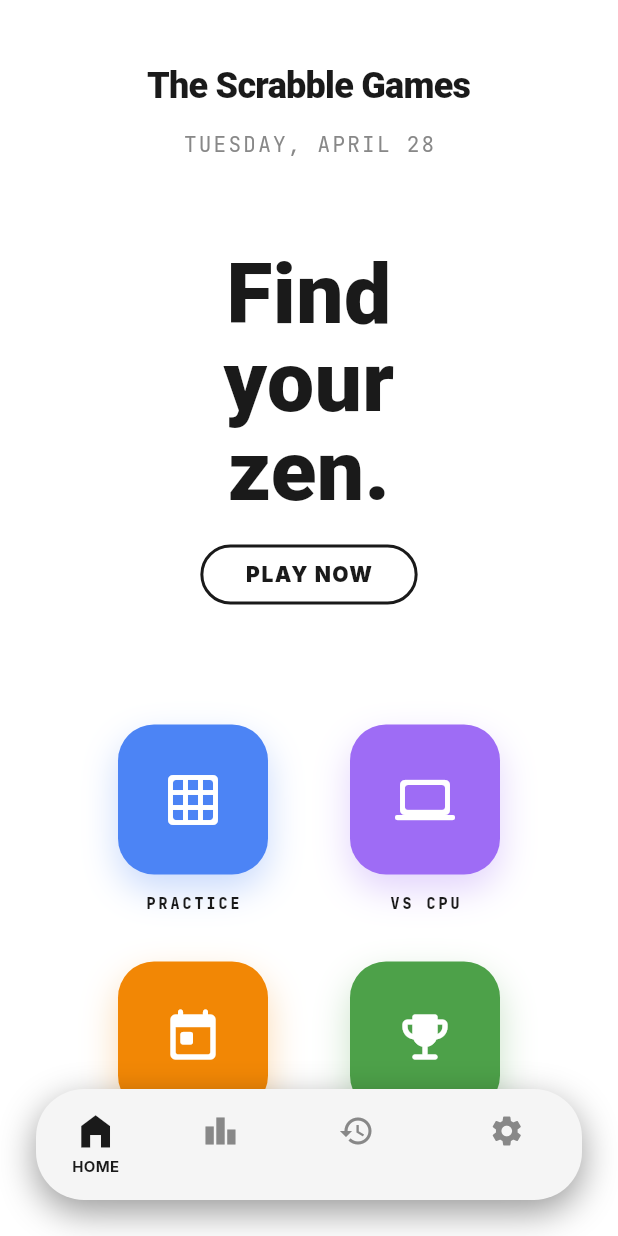
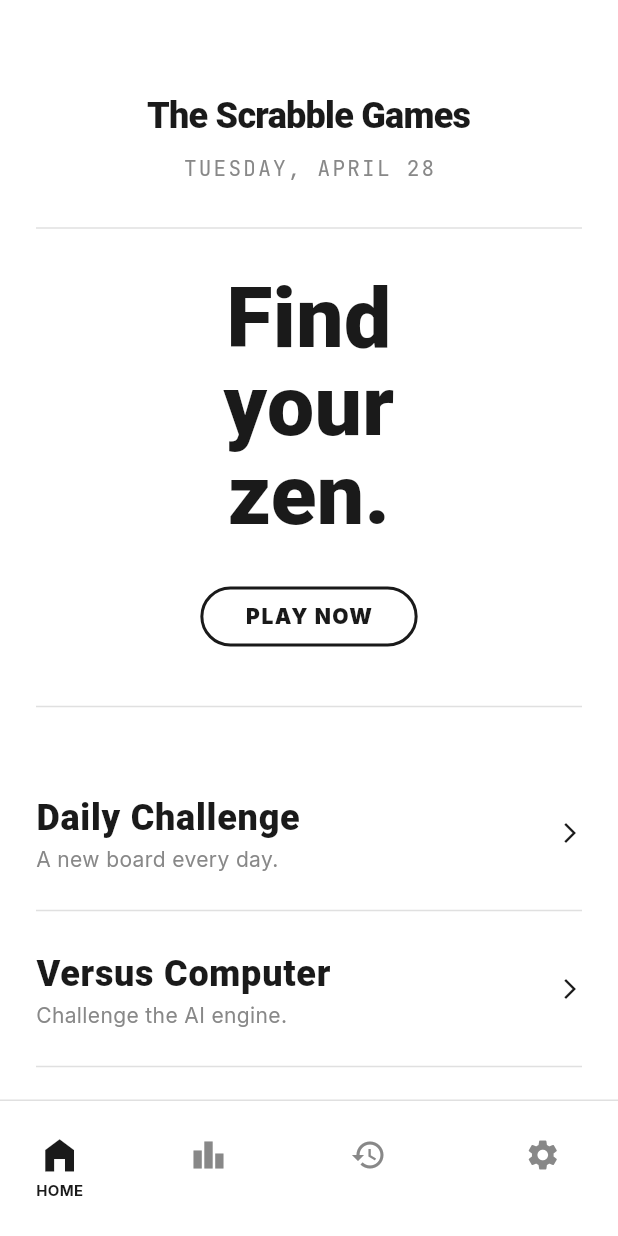
Before and after one commit to The-honoured1/scrabble, a Flutter app: the screen it shows after launch, on a phone screen of 412 x 824 dp. Run offline on Flutter 3.47's test engine with Material 3 defaults, Android fonts, the light colour scheme and no system bars; drawn by our look-alikes of animated_text_kit; our stand-ins replace animate_do, animated_flip_counter, confetti, flutter_staggered_animations, google_fonts, shared_preferences and 1 more.

Commit message:
fix the ui

```diff
--- a/lib/presentation/screens/game_screen.dart
+++ b/lib/presentation/screens/game_screen.dart
@@ -102,9 +102,14 @@ class _GameScreenState extends State<GameScreen> with TickerProviderStateMixin {
                     Container(
                       padding: const EdgeInsets.all(8),
                       child: InteractiveViewer(
-                        boundaryMargin: const EdgeInsets.all(100),
+                        boundaryMargin: const EdgeInsets.all(400),
                         minScale: 0.5,
                         maxScale: 2.5,
+                        transformationController: TransformationController(
+                          Matrix4.identity()
+                            ..translate(-150.0, -150.0)
+                            ..scale(1.8),
+                        ),
                         child: _ScrabbleBoard(
                           controller: _boardController,
                           gameController: _gameController,
@@ -280,16 +285,17 @@ class _ScrabbleBoardState extends State<_ScrabbleBoard> {
                         final y = index ~/ 15;
                         final square = widget.gameController.state.board[y][x];
 
+                        // Check for pending tile
+                        final pending = widget.gameController.pendingPlacements.where((p) => p.x == x && p.y == y);
+                        final ScrabbleTile? tile = pending.isNotEmpty ? pending.first.tile : square.tile;
+
                         return _BoardCell(
                           square: square,
+                          tile: tile,
                           onTileDropped: (tile) => widget.gameController.placeTile(tile, x, y),
                         );
                       },
                     ),
-                    // Render permanent tiles
-                    ..._buildPlacedTiles(size),
-                    // Render pending tiles
-                    ..._buildPendingTiles(size),
                   ],
                 ),
             ),
@@ -307,37 +313,9 @@ class _ScrabbleBoardState extends State<_ScrabbleBoard> {
           },
         ),
       );
-    }
+  }
+}
 
-    List<Widget> _buildPlacedTiles(double size) {
-      final cellSize = (size - 8) / 15;
-      List<Widget> tiles = [];
-      for (int y = 0; y < 15; y++) {
-        for (int x = 0; x < 15; x++) {
-          final tile = widget.gameController.state.board[y][x].tile;
-          if (tile != null) {
-            tiles.add(Positioned(
-              left: x * (cellSize + 2),
-              top: y * (cellSize + 2),
-              child: _TileWidget(tile: tile, size: cellSize),
-            ));
-          }
-        }
-      }
-      return tiles;
-    }
-
-    List<Widget> _buildPendingTiles(double size) {
-      final cellSize = (size - 8) / 15;
-      return widget.gameController.pendingPlacements.map((p) {
-        return Positioned(
-          left: p.x * (cellSize + 2),
-          top: p.y * (cellSize + 2),
-          child: _TileWidget(tile: p.tile, size: cellSize),
-        );
-      }).toList();
-    }
-}
 
 class _PremiumSquare extends StatefulWidget {
   const _PremiumSquare();
@@ -392,9 +370,10 @@ class _PremiumSquareState extends State<_PremiumSquare> with SingleTickerProvide
 
 class _BoardCell extends StatelessWidget {
   final BoardSquare square;
+  final ScrabbleTile? tile;
   final Function(ScrabbleTile) onTileDropped;
 
-  const _BoardCell({required this.square, required this.onTileDropped});
+  const _BoardCell({required this.square, this.tile, required this.onTileDropped});
 
   @override
   Widget build(BuildContext context) {
@@ -408,10 +387,11 @@ class _BoardCell extends StatelessWidget {
         return Container(
           decoration: BoxDecoration(
             color: isPremium ? color : Colors.black.withOpacity(0.02),
-            borderRadius: BorderRadius.circular(4),
+            borderRadius: BorderRadius.circular(2),
             border: Border.all(color: Colors.black.withOpacity(0.03), width: 0.5),
           ),
           child: Stack(
+            clipBehavior: Clip.none,
             children: [
               if (isPremium) Center(
                 child: Text(
@@ -426,7 +406,13 @@ class _BoardCell extends StatelessWidget {
               if (candidateData.isNotEmpty) Container(
                 decoration: BoxDecoration(
                   color: AppColors.accent.withOpacity(0.3),
-                  borderRadius: BorderRadius.circular(4),
+                  borderRadius: BorderRadius.circular(2),
+                ),
+              ),
+              if (tile != null) LayoutBuilder(
+                builder: (context, constraints) => _TileWidget(
+                  tile: tile!,
+                  size: constraints.biggest.width,
                 ),
               ),
             ],
--- a/lib/presentation/screens/home_screen.dart
+++ b/lib/presentation/screens/home_screen.dart
@@ -39,12 +39,8 @@ class _HomeScreenState extends State<HomeScreen> {
   @override
   Widget build(BuildContext context) {
     return Scaffold(
-      body: Stack(
-        children: [
-          // Parallax Background
-          const _ParallaxBackground(),
-
-          IndexedStack(
+      backgroundColor: Colors.white,
+      body: IndexedStack(
         index: _selectedIndex,
         children: [
           _HomeContent(streak: _streak),
@@ -53,16 +49,9 @@ class _HomeScreenState extends State<HomeScreen> {
           const SettingsScreen(),
         ],
       ),
-
-          // Bottom Nav
-          Align(
-            alignment: Alignment.bottomCenter,
-            child: CustomBottomNav(
+      bottomNavigationBar: CustomBottomNav(
         selectedIndex: _selectedIndex,
         onItemSelected: (index) => setState(() => _selectedIndex = index),
-            ),
-          ),
-        ],
       ),
     );
   }
@@ -81,43 +70,38 @@ class _HomeContent extends StatelessWidget {
           padding: const EdgeInsets.symmetric(horizontal: 24, vertical: 20),
           child: Column(
             crossAxisAlignment: CrossAxisAlignment.center,
-            children: AnimationConfiguration.toStaggeredList(
-              duration: const Duration(milliseconds: 600),
-              childAnimationBuilder: (widget) => FadeInAnimation(
-                child: SlideAnimation(
-                  verticalOffset: 20,
-                  child: widget,
-                ),
-              ),
             children: [
-                const SizedBox(height: 20),
+              const SizedBox(height: 40),
               const _NytWordmark(),
-                const SizedBox(height: 12),
+              const SizedBox(height: 8),
               const _TypewriterDate(),
-                const SizedBox(height: 60),
+              const Divider(height: 60, thickness: 1, color: Colors.black12),
               const _ZenHeading(),
-                const SizedBox(height: 20),
+              const SizedBox(height: 32),
               const _SubscribeButton(),
-                const SizedBox(height: 80),
-
-                // Collage Mosaic
-                const _CollageMosaic(),
-
-                const SizedBox(height: 80),
+              const Divider(height: 80, thickness: 1, color: Colors.black12),
+              const _EditorialMenu(),
+              const Divider(height: 80, thickness: 1, color: Colors.black12),
               const Text(
-                  'YOUR STREAK',
+                'STATISTICS',
                 style: TextStyle(
                   letterSpacing: 4,
-                    fontWeight: FontWeight.bold,
+                  fontWeight: FontWeight.w900,
                   fontSize: 12,
-                    color: AppColors.textMuted,
+                  color: AppColors.textBody,
                 ),
               ),
               const SizedBox(height: 24),
-                StreakDisplay(streak: streak),
-                const SizedBox(height: 120),
+              Text(
+                '$streak DAY STREAK',
+                style: GoogleFonts.frankRuhlLibre(
+                  fontSize: 32,
+                  fontWeight: FontWeight.w900,
+                  color: AppColors.orange,
+                ),
+              ),
+              const SizedBox(height: 40),
             ],
-            ),
           ),
         ),
       ),
@@ -186,137 +170,67 @@ class _SubscribeButton extends StatelessWidget {
   }
 }
 
-class _CollageMosaic extends StatelessWidget {
-  const _CollageMosaic();
+class _EditorialMenu extends StatelessWidget {
+  const _EditorialMenu();
 
   @override
   Widget build(BuildContext context) {
     return Column(
       children: [
-        Row(
-          mainAxisAlignment: MainAxisAlignment.spaceEvenly,
-          children: [
-            _FloatingShape(
-              color: AppColors.accent,
-              icon: Icons.grid_on_rounded,
-              label: 'PRACTICE',
-              onTap: () => Navigator.push(context, ScaleFadePageRoute(page: const GameScreen(mode: GameMode.practice))),
+        _MenuTile(
+          title: 'Daily Challenge',
+          subtitle: 'A new board every day.',
+          onTap: () => Navigator.push(context, ScaleFadePageRoute(page: const GameScreen(mode: GameMode.dailyChallenge))),
         ),
-            _FloatingShape(
-              color: AppColors.secondary,
-              icon: Icons.computer_rounded,
-              label: 'VS CPU',
+        const Divider(color: Colors.black12),
+        _MenuTile(
+          title: 'Versus Computer',
+          subtitle: 'Challenge the AI engine.',
           onTap: () => Navigator.push(context, ScaleFadePageRoute(page: const GameScreen(mode: GameMode.vsComputer))),
         ),
-          ],
-        ),
-        const SizedBox(height: 32),
-        Row(
-          mainAxisAlignment: MainAxisAlignment.spaceEvenly,
-          children: [
-            _FloatingShape(
-              color: AppColors.orange,
-              icon: Icons.today_rounded,
-              label: 'DAILY',
-              onTap: () => Navigator.push(context, ScaleFadePageRoute(page: const GameScreen(mode: GameMode.dailyChallenge))),
-            ),
-            _FloatingShape(
-              color: AppColors.green,
-              icon: Icons.emoji_events_rounded,
-              label: 'STREAKS',
-              onTap: () => Navigator.push(context, ScaleFadePageRoute(page: const StatsScreen())),
-            ),
-          ],
+        const Divider(color: Colors.black12),
+        _MenuTile(
+          title: 'Zen Practice',
+          subtitle: 'Improve your vocabulary.',
+          onTap: () => Navigator.push(context, ScaleFadePageRoute(page: const GameScreen(mode: GameMode.practice))),
         ),
       ],
     );
   }
 }
 
-class _FloatingShape extends StatelessWidget {
-  final Color color;
-  final IconData icon;
-  final String label;
+class _MenuTile extends StatelessWidget {
+  final String title;
+  final String subtitle;
   final VoidCallback onTap;
 
-  const _FloatingShape({
-    required this.color,
-    required this.icon,
-    required this.label,
-    required this.onTap,
-  });
+  const _MenuTile({required this.title, required this.subtitle, required this.onTap});
 
   @override
   Widget build(BuildContext context) {
-    return SpringyFeedback(
+    return ListTile(
+      contentPadding: const EdgeInsets.symmetric(vertical: 8),
       onTap: onTap,
-      child: Column(
-        children: [
-          Container(
-            width: 100,
-            height: 100,
-            decoration: BoxDecoration(
-              color: color,
-              borderRadius: BorderRadius.circular(24),
-              boxShadow: [
-                BoxShadow(
-                  color: color.withOpacity(0.3),
-                  blurRadius: 20,
-                  offset: const Offset(0, 10),
-                ),
-              ],
-            ),
-            child: Icon(icon, color: Colors.white, size: 40),
-          ),
-          const SizedBox(height: 12),
-          Text(
-            label,
-            style: GoogleFonts.jetBrainsMono(
-              fontSize: 10,
+      title: Text(
+        title,
+        style: GoogleFonts.frankRuhlLibre(
+          fontSize: 24,
           fontWeight: FontWeight.w900,
-              letterSpacing: 2,
+          color: AppColors.textBody,
         ),
       ),
-        ],
+      subtitle: Text(
+        subtitle,
+        style: GoogleFonts.inter(
+          fontSize: 14,
+          color: AppColors.textMuted,
         ),
+      ),
+      trailing: const Icon(Icons.arrow_forward_ios, size: 16, color: AppColors.textBody),
     );
   }
 }
 
-class _ParallaxBackground extends StatelessWidget {
-  const _ParallaxBackground();
-
-  @override
-  Widget build(BuildContext context) {
-    // In a real app with sensors_plus, we'd use sensor data to offset this.
-    // For now, we'll use a slow subtle animation or just a static grid.
-    return Container(
-      decoration: const BoxDecoration(
-        color: AppColors.background,
-      ),
-      child: Stack(
-        children: [
-          CustomPaint(
-            painter: _GridPainter(),
-            size: Size.infinite,
-          ),
-          Container(
-            decoration: BoxDecoration(
-              gradient: RadialGradient(
-                center: Alignment.center,
-                radius: 1.5,
-                colors: [
-                  AppColors.surface.withOpacity(0.5),
-                  AppColors.background,
-                ],
-              ),
-            ),
-          ),
-        ],
-      ),
-    );
-  }
-}
 
 class _GridPainter extends CustomPainter {
   @override
@@ -478,18 +392,10 @@ class CustomBottomNav extends StatelessWidget {
     final labels = ['HOME', 'STATS', 'HISTORY', 'SETTINGS'];
 
     return Container(
-      padding: const EdgeInsets.symmetric(vertical: 16, horizontal: 24),
-      margin: const EdgeInsets.only(bottom: 24, left: 24, right: 24),
-      decoration: BoxDecoration(
-        color: AppColors.surface,
-        borderRadius: BorderRadius.circular(32),
-        boxShadow: [
-          BoxShadow(
-            color: Colors.black.withOpacity(0.4),
-            blurRadius: 20,
-            offset: const Offset(0, 8),
-          ),
-        ],
+      padding: const EdgeInsets.symmetric(vertical: 24, horizontal: 24),
+      decoration: const BoxDecoration(
+        color: Colors.white,
+        border: Border(top: BorderSide(color: Colors.black12)),
       ),
       child: Row(
         mainAxisAlignment: MainAxisAlignment.spaceBetween,
```
Lines whose indentation alone changed are shown as unchanged.
